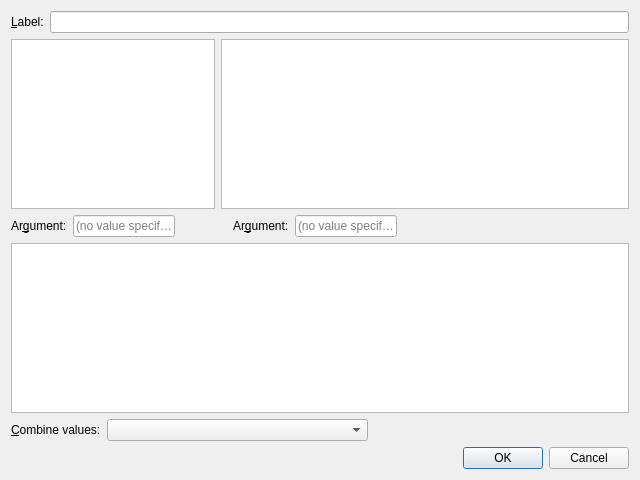
Before: the Qt Designer form coquery/gui/ui/addFunction.ui in gkunter/coquery, drawn with Qt 5.
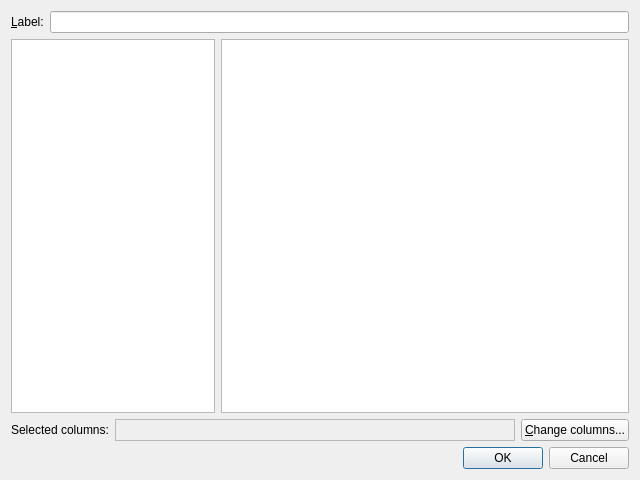
After: the same form once the commit is applied. Custom widgets are drawn as their Qt base class.

Commit message: Use new argument interface

```diff
--- a/coquery/gui/ui/addFunction.ui
+++ b/coquery/gui/ui/addFunction.ui
@@ -13,7 +13,7 @@
   <property name="windowTitle">
    <string>Add a function – Coquery</string>
   </property>
-  <layout class="QVBoxLayout" name="verticalLayout_2" stretch="0,1,0,1,0,0">
+  <layout class="QVBoxLayout" name="verticalLayout_2" stretch="0,4,0,0">
    <item>
     <widget class="QWidget" name="widget_label" native="true">
      <property name="sizePolicy">
@@ -64,24 +64,15 @@
     </layout>
    </item>
    <item>
-    <widget class="QWidget" name="parameter_box" native="true">
-     <property name="sizePolicy">
-      <sizepolicy hsizetype="Expanding" vsizetype="Fixed">
-       <horstretch>0</horstretch>
-       <verstretch>0</verstretch>
-      </sizepolicy>
-     </property>
-     <layout class="QHBoxLayout" name="layout_arguments" stretch="0,2,1,0,2">
-      <property name="sizeConstraint">
-       <enum>QLayout::SetFixedSize</enum>
-      </property>
+    <widget class="QWidget" name="widget" native="true">
+     <layout class="QHBoxLayout" name="horizontalLayout_2" stretch="0,1,0">
       <property name="margin">
        <number>0</number>
       </property>
-      <item>
-       <widget class="QLabel" name="label_argument_1">
+      <item alignment="Qt::AlignVCenter">
+       <widget class="QLabel" name="label_2">
         <property name="text">
-         <string>Ar&amp;gument:</string>
+         <string>Selected columns:</string>
         </property>
         <property name="buddy">
          <cstring>edit_value_1</cstring>
@@ -89,86 +80,30 @@
        </widget>
       </item>
       <item>
-       <widget class="QLineEdit" name="edit_value_1">
-        <property name="placeholderText">
-         <string>(no value specified)</string>
-        </property>
-       </widget>
-      </item>
-      <item>
-       <spacer name="horizontalSpacer">
-        <property name="orientation">
-         <enum>Qt::Horizontal</enum>
-        </property>
-        <property name="sizeHint" stdset="0">
-         <size>
-          <width>40</width>
-          <height>20</height>
-         </size>
-        </property>
-       </spacer>
-      </item>
-      <item>
-       <widget class="QLabel" name="label_argument_2">
-        <property name="text">
-         <string>Ar&amp;gument:</string>
-        </property>
-        <property name="buddy">
-         <cstring>edit_value_2</cstring>
-        </property>
-       </widget>
-      </item>
-      <item>
-       <widget class="QLineEdit" name="edit_value_2">
-        <property name="placeholderText">
-         <string>(no value specified)</string>
-        </property>
-       </widget>
-      </item>
-     </layout>
-    </widget>
-   </item>
-   <item>
-    <widget class="CoqListSelect" name="widget_selection"/>
-   </item>
-   <item>
-    <widget class="QWidget" name="box_combine" native="true">
-     <layout class="QHBoxLayout" name="horizontalLayout_4">
-      <property name="margin">
-       <number>0</number>
-      </property>
-      <item>
-       <widget class="QLabel" name="label_4">
-        <property name="text">
-         <string>&amp;Combine values:</string>
-        </property>
-        <property name="buddy">
-         <cstring>combo_combine</cstring>
-        </property>
-       </widget>
-      </item>
-      <item>
-       <widget class="QComboBox" name="combo_combine">
+       <widget class="CoqClickableLabel" name="label_selected_columns">
         <property name="sizePolicy">
-         <sizepolicy hsizetype="MinimumExpanding" vsizetype="Fixed">
+         <sizepolicy hsizetype="Minimum" vsizetype="Minimum">
           <horstretch>0</horstretch>
           <verstretch>0</verstretch>
          </sizepolicy>
         </property>
+        <property name="frameShape">
+         <enum>QFrame::StyledPanel</enum>
+        </property>
+        <property name="text">
+         <string/>
+        </property>
+        <property name="wordWrap">
+         <bool>true</bool>
+        </property>
        </widget>
       </item>
-      <item>
-       <spacer name="horizontalSpacer_2">
-        <property name="orientation">
-         <enum>Qt::Horizontal</enum>
+      <item alignment="Qt::AlignVCenter">
+       <widget class="QPushButton" name="button_select_columns">
+        <property name="text">
+         <string>&amp;Change columns...</string>
         </property>
-        <property name="sizeHint" stdset="0">
-         <size>
-          <width>40</width>
-          <height>20</height>
-         </size>
-        </property>
-       </spacer>
+       </widget>
       </item>
      </layout>
     </widget>
@@ -186,16 +121,16 @@
   </layout>
  </widget>
  <customwidgets>
-  <customwidget>
-   <class>CoqListSelect</class>
-   <extends>QListWidget</extends>
-   <header location="global">..listselect</header>
-  </customwidget>
   <customwidget>
    <class>FunctionList</class>
    <extends>QListWidget</extends>
    <header>..addfunction</header>
   </customwidget>
+  <customwidget>
+   <class>CoqClickableLabel</class>
+   <extends>QLabel</extends>
+   <header>..classes</header>
+  </customwidget>
  </customwidgets>
  <resources/>
  <connections>
```
Left out of the diff: 3 changed lines with no effect on the pictures. The commit also changes 3 other files.
